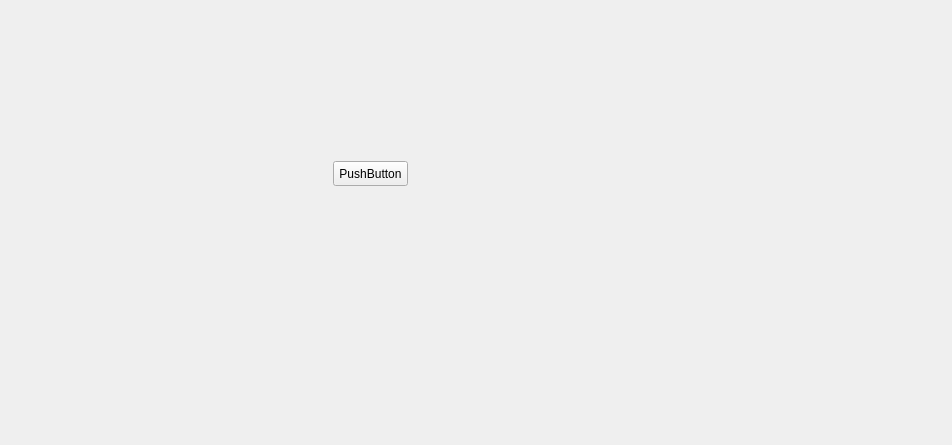
slsdetectorgroup/slsDetectorPackage, file slsDetectorGui/forms/form_tab_settings.ui: the form before one commit.
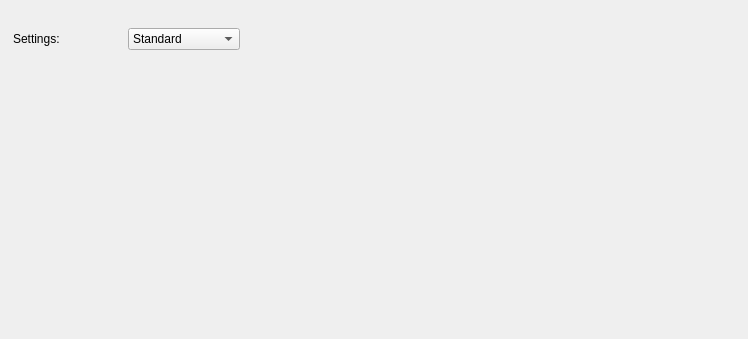
The form after the commit.

What changed in the file:
```diff
--- a/slsDetectorGui/forms/form_tab_settings.ui
+++ b/slsDetectorGui/forms/form_tab_settings.ui
@@ -6,37 +6,108 @@
    <rect>
     <x>0</x>
     <y>0</y>
-    <width>952</width>
-    <height>445</height>
+    <width>748</width>
+    <height>339</height>
    </rect>
   </property>
+  <property name="sizePolicy">
+   <sizepolicy hsizetype="Preferred" vsizetype="Fixed">
+    <horstretch>0</horstretch>
+    <verstretch>0</verstretch>
+   </sizepolicy>
+  </property>
   <property name="minimumSize">
    <size>
-    <width>952</width>
-    <height>445</height>
+    <width>0</width>
+    <height>0</height>
    </size>
   </property>
   <property name="maximumSize">
    <size>
-    <width>952</width>
-    <height>445</height>
+    <width>1000</width>
+    <height>1000</height>
    </size>
   </property>
   <property name="windowTitle">
    <string>Form</string>
   </property>
-  <widget class="QPushButton" name="pushButton">
+  <widget class="QWidget" name="gridLayoutWidget">
    <property name="geometry">
     <rect>
-     <x>333</x>
-     <y>161</y>
-     <width>75</width>
-     <height>25</height>
+     <x>13</x>
+     <y>16</y>
+     <width>227</width>
+     <height>47</height>
     </rect>
    </property>
-   <property name="text">
-    <string>PushButton</string>
-   </property>
+   <layout class="QGridLayout" name="gridLayout">
+    <item row="0" column="0">
+     <widget class="QLabel" name="label_3">
+      <property name="text">
+       <string>Settings:</string>
+      </property>
+     </widget>
+    </item>
+    <item row="0" column="1">
+     <widget class="QComboBox" name="comboSettings">
+      <property name="sizePolicy">
+       <sizepolicy hsizetype="Preferred" vsizetype="Fixed">
+        <horstretch>0</horstretch>
+        <verstretch>0</verstretch>
+       </sizepolicy>
+      </property>
+      <property name="toolTip">
+       <string>Settings of the detector. 
+ #settings#</string>
+      </property>
+      <item>
+       <property name="text">
+        <string>Standard</string>
+       </property>
+      </item>
+      <item>
+       <property name="text">
+        <string>Fast</string>
+       </property>
+      </item>
+      <item>
+       <property name="text">
+        <string>High Gain</string>
+       </property>
+      </item>
+      <item>
+       <property name="text">
+        <string>Dynamic Gain</string>
+       </property>
+      </item>
+      <item>
+       <property name="text">
+        <string>Low Gain</string>
+       </property>
+      </item>
+      <item>
+       <property name="text">
+        <string>Medium Gain</string>
+       </property>
+      </item>
+      <item>
+       <property name="text">
+        <string>Very High Gain</string>
+       </property>
+      </item>
+      <item>
+       <property name="text">
+        <string>Undefined</string>
+       </property>
+      </item>
+      <item>
+       <property name="text">
+        <string>Uninitialized</string>
+       </property>
+      </item>
+     </widget>
+    </item>
+   </layout>
   </widget>
  </widget>
  <resources/>
```
